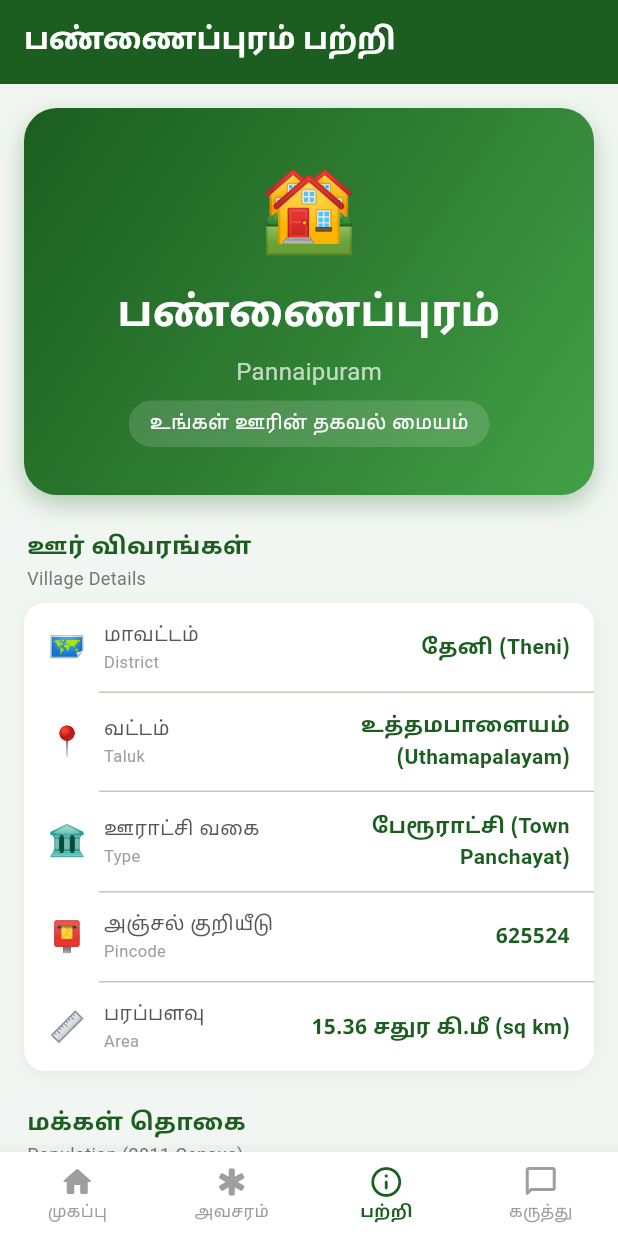
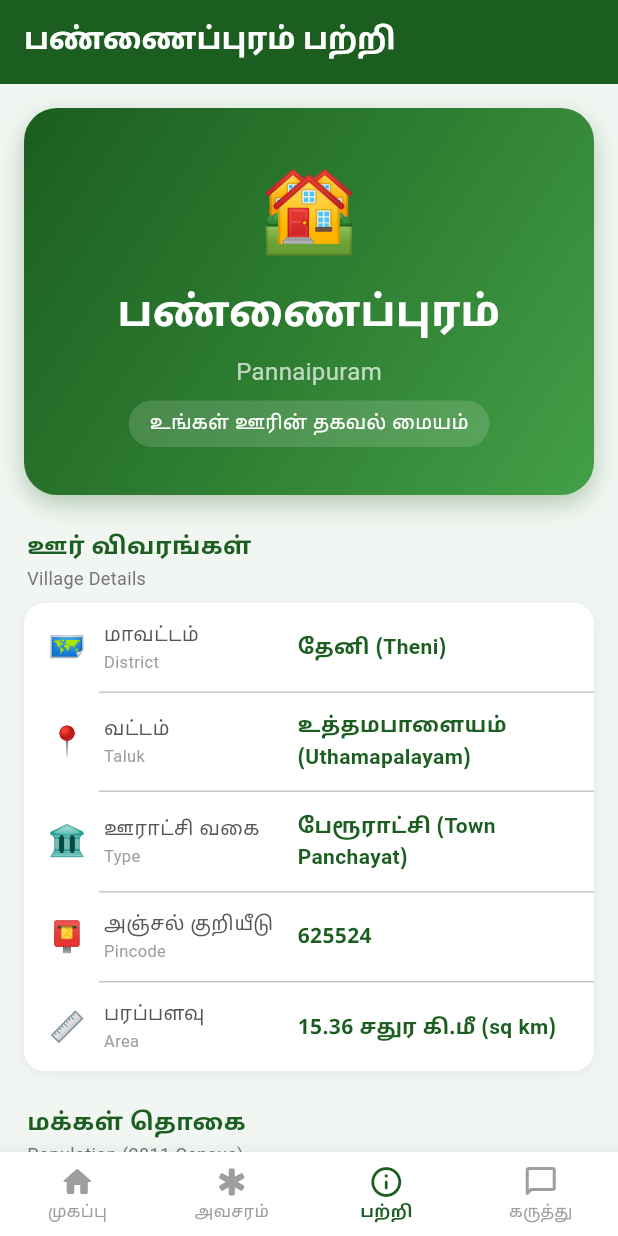
Before and after one commit to VenthanGowthamS/Pannaipuram, a Flutter app: the screen it shows after launch, item 3 of the bottom bar chosen, on a phone screen of 412 x 824 dp. Run offline on Flutter 3.47's test engine with Material 3 defaults, Android fonts, the phone set to English and light mode, and no system bars; our stand-ins replace shared_preferences, shimmer; network calls fail.

Commit message:
Fix about screen Tamil text alignment: value left-aligned, footer wrapped in Flexible

```diff
--- a/app/lib/screens/about_screen.dart
+++ b/app/lib/screens/about_screen.dart
@@ -331,13 +331,16 @@ class AboutScreen extends StatelessWidget {
               children: [
                 Text('🌿', style: TextStyle(fontSize: 20)),
                 SizedBox(width: 10),
-                Text(
+                Flexible(
+                  child: Text(
                     'பண்ணைப்புரம் மக்களால், மக்களுக்காக',
                     style: TextStyle(
                       fontFamily: 'NotoSansTamil',
                       fontSize: 13,
                       color: Color(0xFF1B5E20),
                       fontWeight: FontWeight.w600,
+                    ),
+                    textAlign: TextAlign.center,
                   ),
                 ),
               ],
@@ -448,7 +451,7 @@ class _InfoCard extends StatelessWidget {
                           fontWeight: FontWeight.w700,
                           color: Color(0xFF1B5E20),
                         ),
-                        textAlign: TextAlign.right,
+                        textAlign: TextAlign.start,
                       ),
                     ),
                   ],
```
Lines whose indentation alone changed are shown as unchanged.
